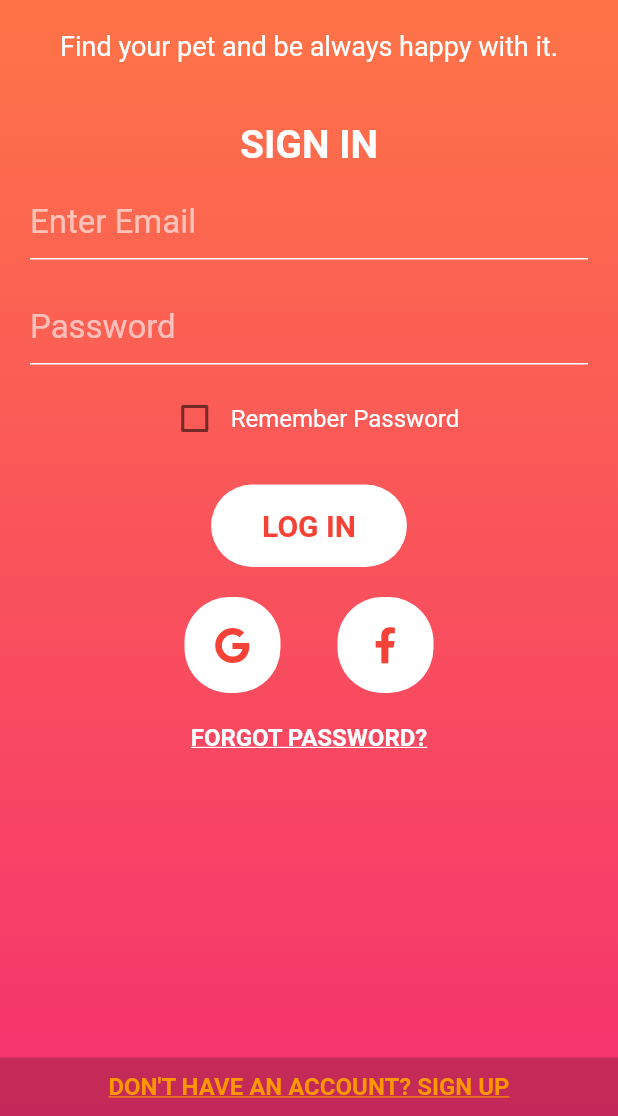
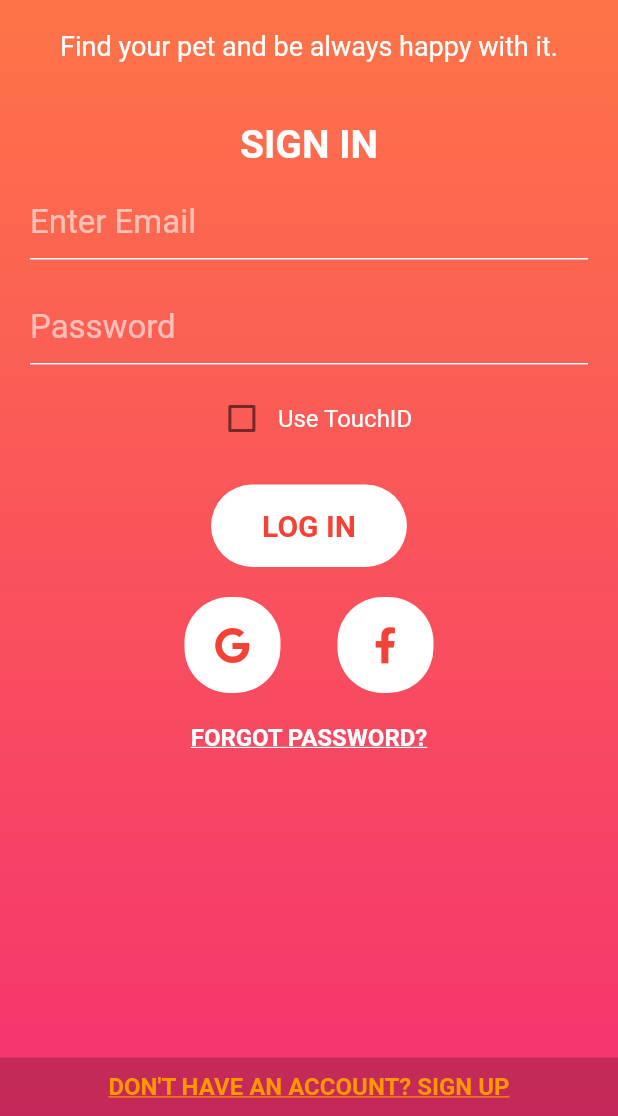
Before and after one commit to larinnim/LocateMyDog, a Flutter app: the screen it shows after launch, swiped to page 2, on a phone screen of 412 x 824 dp, the part 120-1236 px from its top. Run offline on Flutter 3.47's test engine with Material 2 defaults, Android fonts, the phone set to English and light mode, and no system bars; our stand-ins replace firebase_auth, firebase_core, font_awesome_flutter, google_maps_flutter, location; missing offline and left inert: flutter_facebook_login; accounts and stored records are empty.

Commit message:
FingerSignIN Part I

```diff
--- a/lib/Screens/Authenticate/Sign_in_registered.dart
+++ b/lib/Screens/Authenticate/Sign_in_registered.dart
@@ -108,7 +108,7 @@ class _SignInRegisteredState extends State<SignInRegistered> {
                         });
                       },
                     ),
-                    Text('Remember Password',
+                    Text('Use TouchID',
                         style: TextStyle(color: Colors.white, fontSize: 16.0))
                   ]),
               SizedBox(height: 20.0),
--- a/pubspec.yaml
+++ b/pubspec.yaml
@@ -25,6 +25,8 @@ dependencies:
   firebase_core: ^0.5.0
   location: ^2.3.5
   flutter_facebook_login: ^3.0.0
+  local_auth: ^0.6.3+1
+  flutter_secure_storage: ^3.3.4
   http: ^0.12.2
   flutter:
     sdk: flutter
```
Also changed, not shown: pubspec.lock.
